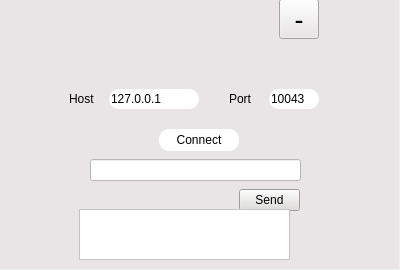
Old version of the form client/ui/loginwindow.ui in the repository pechpo/What-s-up.
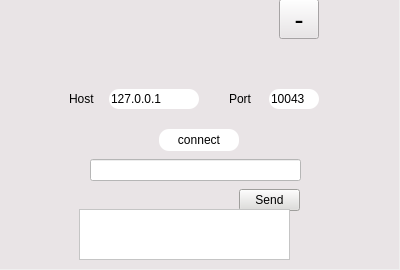
New version of the form. Icons and pictures are not drawn.

Patch:
```diff
--- a/client/ui/loginwindow.ui
+++ b/client/ui/loginwindow.ui
@@ -131,7 +131,7 @@
 background-color: rgb(255, 255, 255);</string>
     </property>
     <property name="text">
-     <string>Connect</string>
+     <string>connect</string>
     </property>
    </widget>
    <widget class="QLineEdit" name="hostInput">
```
